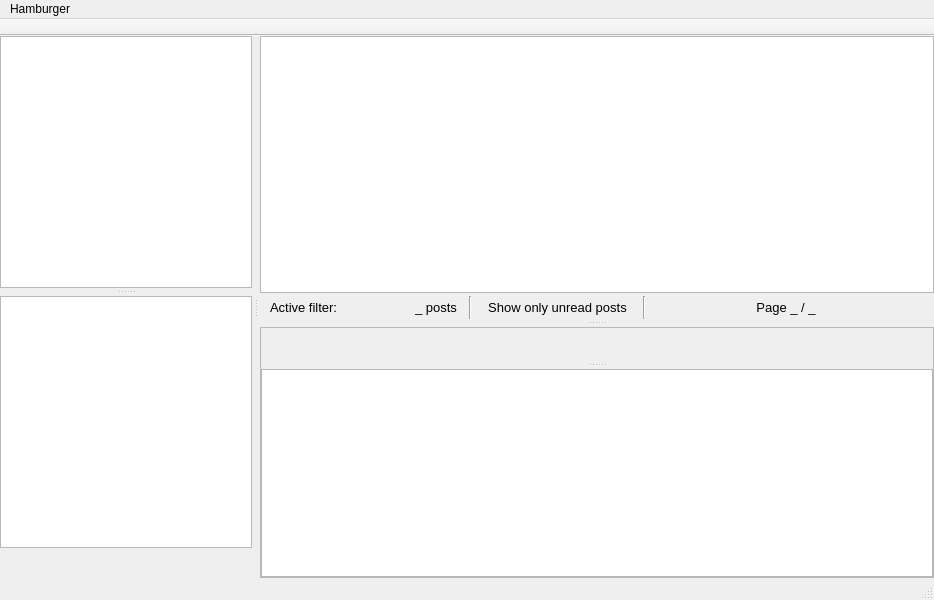
Old version of the form client-desktop/src/widgets/MainWindow.ui in the repository zappatic/ZapFeedReader.
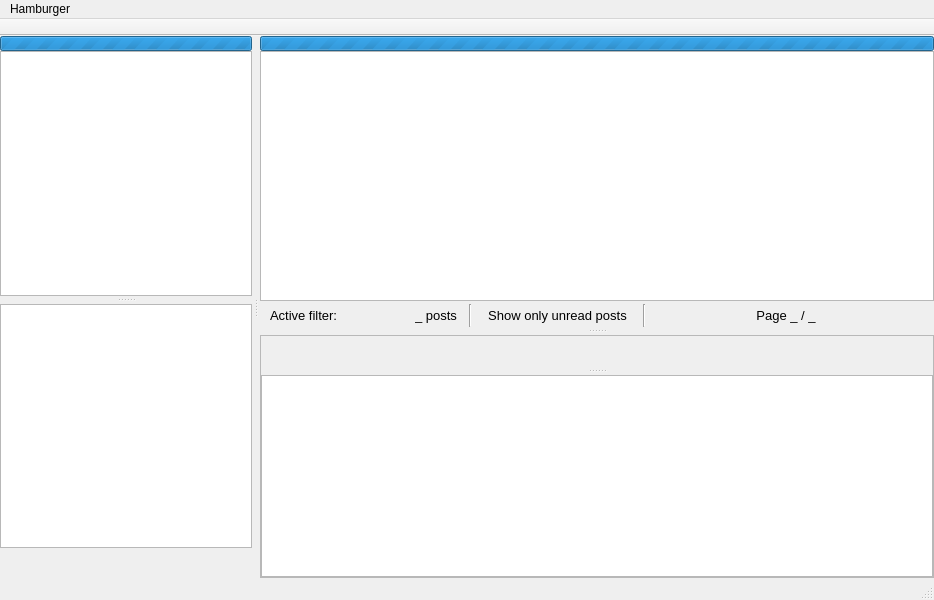
New version of the form. Custom widgets are drawn as their Qt base class.

Commit message: add progress bars for sources and posts, show while reloading

Patch:
```diff
--- a/client-desktop/src/widgets/MainWindow.ui
+++ b/client-desktop/src/widgets/MainWindow.ui
@@ -52,6 +52,22 @@
         <property name="spacing">
          <number>0</number>
         </property>
+        <item>
+         <widget class="QProgressBar" name="progressBarSources">
+          <property name="maximumSize">
+           <size>
+            <width>16777215</width>
+            <height>15</height>
+           </size>
+          </property>
+          <property name="maximum">
+           <number>0</number>
+          </property>
+          <property name="value">
+           <number>-1</number>
+          </property>
+         </widget>
+        </item>
         <item>
          <widget class="QSplitter" name="splitterSourcesAndScriptFolders">
           <property name="orientation">
@@ -247,6 +263,22 @@
              <property name="spacing">
               <number>0</number>
              </property>
+             <item>
+              <widget class="QProgressBar" name="progressBarPosts">
+               <property name="maximumSize">
+                <size>
+                 <width>16777215</width>
+                 <height>15</height>
+                </size>
+               </property>
+               <property name="maximum">
+                <number>0</number>
+               </property>
+               <property name="value">
+                <number>-1</number>
+               </property>
+              </widget>
+             </item>
              <item>
               <widget class="ZapFR::Client::TableViewPosts" name="tableViewPosts">
                <property name="contextMenuPolicy">
```
The commit also changes 11 other files.
